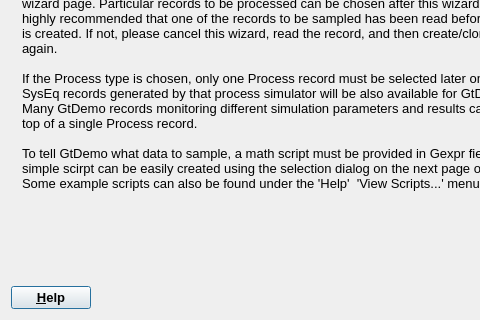
Qt form gems3/vizor4/dlg4/GtDemoWizard4.ui (gemshub/GEMSGUI) before a commit; both pictures show x 0 to 480 and y 194 to 514 of the 743 by 514 pixel window.
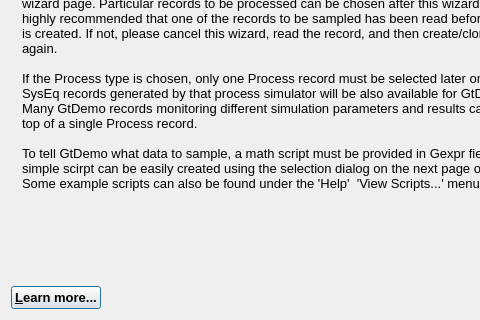
The same form after that commit.

Commit message: Renamed some help names (SD)

The edit to the form file:
```diff
--- a/gems3/vizor4/dlg4/GtDemoWizard4.ui
+++ b/gems3/vizor4/dlg4/GtDemoWizard4.ui
@@ -751,7 +751,7 @@
         </font>
        </property>
        <property name="text">
-        <string>&amp;Help</string>
+        <string>&amp;Learn more...</string>
        </property>
       </widget>
      </item>
```
The commit also changes 40 other files.
